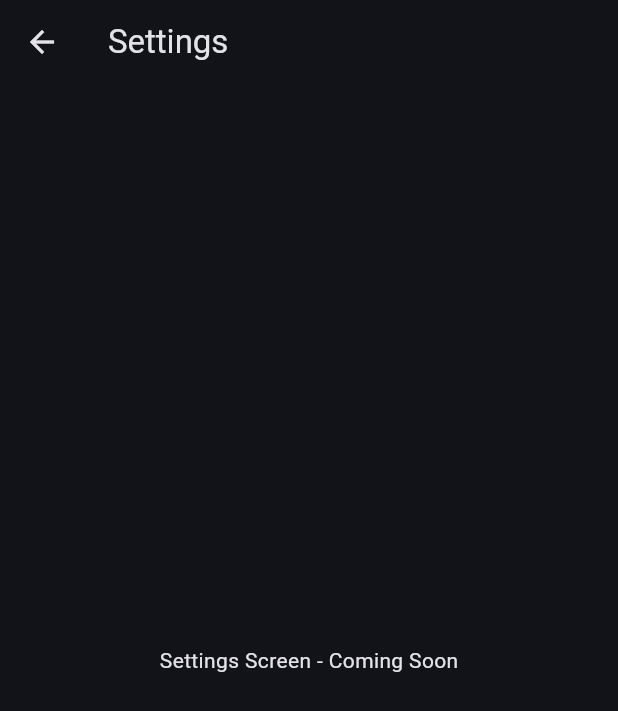
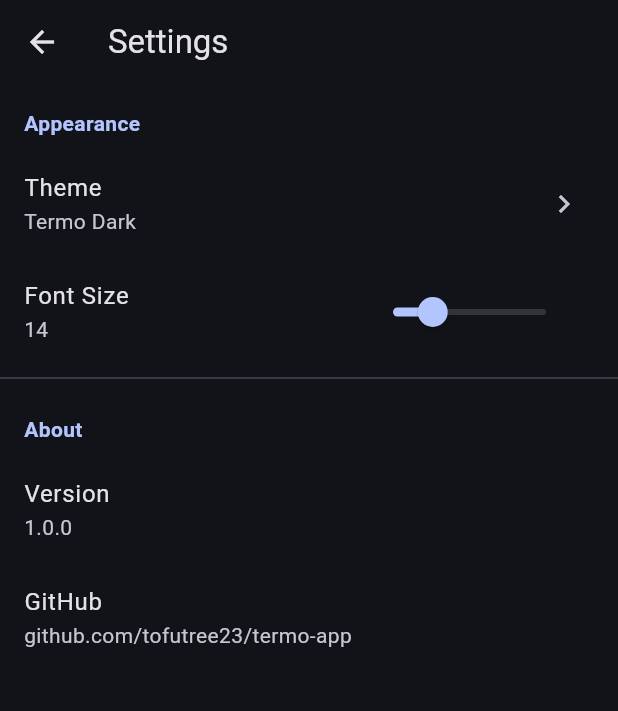
Before and after one commit to tofutree23/termo-app, a Flutter app: the SettingsScreen screen opened directly, on a phone screen of 412 x 824 dp. Shown: the top 711 px of the screen. Run offline on Flutter 3.47's test engine with Material 3 defaults, Android fonts, the phone set to English and light mode, and no system bars; our stand-ins replace flutter_secure_storage, shared_preferences; missing offline and left inert: dartssh2, xterm; accounts and stored records are empty.

Commit message:
feat: add SettingsScreen with theme and font size
Co-Authored-By: Claude Opus 4.5 <noreply@anthropic.com>

```diff
--- a/lib/screens/settings_screen.dart
+++ b/lib/screens/settings_screen.dart
@@ -1,19 +1,120 @@
 // lib/screens/settings_screen.dart
-// Placeholder - will be fully implemented in Task 12
 import 'package:flutter/material.dart';
+import 'package:provider/provider.dart';
+import '../models/app_theme.dart';
+import '../providers/settings_provider.dart';
 
 class SettingsScreen extends StatelessWidget {
   const SettingsScreen({super.key});
 
   @override
   Widget build(BuildContext context) {
+    final provider = context.watch<SettingsProvider>();
+
     return Scaffold(
       appBar: AppBar(
         title: const Text('Settings'),
       ),
-      body: const Center(
-        child: Text('Settings Screen - Coming Soon'),
+      body: ListView(
+        children: [
+          const _SectionHeader(title: 'Appearance'),
+          ListTile(
+            title: const Text('Theme'),
+            subtitle: Text(provider.currentTheme.name),
+            trailing: const Icon(Icons.chevron_right),
+            onTap: () => _showThemePicker(context),
+          ),
+          ListTile(
+            title: const Text('Font Size'),
+            subtitle: Text('${provider.fontSize.toInt()}'),
+            trailing: SizedBox(
+              width: 150,
+              child: Slider(
+                value: provider.fontSize,
+                min: 8,
+                max: 32,
+                divisions: 24,
+                label: provider.fontSize.toInt().toString(),
+                onChanged: (v) => provider.setFontSize(v),
+              ),
+            ),
+          ),
+          const Divider(),
+          const _SectionHeader(title: 'About'),
+          const ListTile(
+            title: Text('Version'),
+            subtitle: Text('1.0.0'),
+          ),
+          const ListTile(
+            title: Text('GitHub'),
+            subtitle: Text('github.com/tofutree23/termo-app'),
+          ),
+        ],
+      ),
+    );
+  }
+
+  void _showThemePicker(BuildContext context) {
+    final provider = context.read<SettingsProvider>();
+
+    showModalBottomSheet(
+      context: context,
+      builder: (ctx) => SafeArea(
+        child: Column(
+          mainAxisSize: MainAxisSize.min,
+          children: [
+            const Padding(
+              padding: EdgeInsets.all(16),
+              child: Text(
+                'Select Theme',
+                style: TextStyle(fontSize: 18, fontWeight: FontWeight.bold),
+              ),
+            ),
+            ...AppThemes.all.map(
+              (theme) => ListTile(
+                leading: Container(
+                  width: 40,
+                  height: 40,
+                  decoration: BoxDecoration(
+                    color: theme.background,
+                    border: Border.all(color: theme.foreground),
+                    borderRadius: BorderRadius.circular(8),
+                  ),
+                ),
+                title: Text(theme.name),
+                trailing: provider.currentTheme.name == theme.name
+                    ? const Icon(Icons.check, color: Colors.green)
+                    : null,
+                onTap: () {
+                  provider.setTheme(theme);
+                  Navigator.pop(ctx);
+                },
+              ),
+            ),
+            const SizedBox(height: 16),
+          ],
+        ),
       ),
     );
   }
 }
+
+class _SectionHeader extends StatelessWidget {
+  final String title;
+
+  const _SectionHeader({required this.title});
+
+  @override
+  Widget build(BuildContext context) {
+    return Padding(
+      padding: const EdgeInsets.fromLTRB(16, 16, 16, 8),
+      child: Text(
+        title,
+        style: TextStyle(
+          color: Theme.of(context).colorScheme.primary,
+          fontWeight: FontWeight.bold,
+        ),
+      ),
+    );
+  }
+}
```
